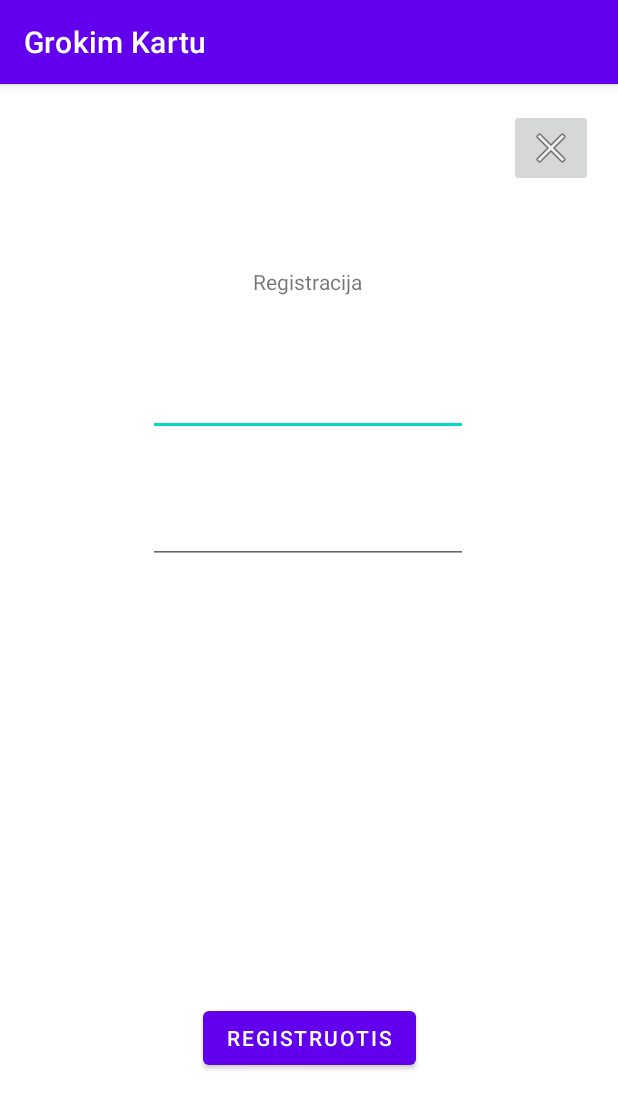
After one commit to daumantasp/grokim_kartu, an Android app: the fragment RegistrationFragment shown on its own in the app's theme, on a phone screen of 412 x 824 dp. The commit adds this screen. Shown: the top 1109 px of the screen. Run offline under Robolectric (Android 15) with nearby library versions, the phone set to English and light mode, and no system bars.

Commit message:
Add registration fragment skeleton

```diff
--- /dev/null
+++ b/app/src/main/java/com/dauma/grokimkartu/ui/registration/RegistrationFragment.kt
@@ -0,0 +1,60 @@
+package com.dauma.grokimkartu.ui.registration
+
+import android.os.Bundle
+import androidx.fragment.app.Fragment
+import android.view.LayoutInflater
+import android.view.View
+import android.view.ViewGroup
+import com.dauma.grokimkartu.R
+
+// TODO: Rename parameter arguments, choose names that match
+// the fragment initialization parameters, e.g. ARG_ITEM_NUMBER
+private const val ARG_PARAM1 = "param1"
+private const val ARG_PARAM2 = "param2"
+
+/**
+ * A simple [Fragment] subclass.
+ * Use the [RegistrationFragment.newInstance] factory method to
+ * create an instance of this fragment.
+ */
+class RegistrationFragment : Fragment() {
+    // TODO: Rename and change types of parameters
+    private var param1: String? = null
+    private var param2: String? = null
+
+    override fun onCreate(savedInstanceState: Bundle?) {
+        super.onCreate(savedInstanceState)
+        arguments?.let {
+            param1 = it.getString(ARG_PARAM1)
+            param2 = it.getString(ARG_PARAM2)
+        }
+    }
+
+    override fun onCreateView(
+        inflater: LayoutInflater, container: ViewGroup?,
+        savedInstanceState: Bundle?,
+    ): View? {
+        // Inflate the layout for this fragment
+        return inflater.inflate(R.layout.fragment_registration, container, false)
+    }
+
+    companion object {
+        /**
+         * Use this factory method to create a new instance of
+         * this fragment using the provided parameters.
+         *
+         * @param param1 Parameter 1.
+         * @param param2 Parameter 2.
+         * @return A new instance of fragment RegistrationFragment.
+         */
+        // TODO: Rename and change types and number of parameters
+        @JvmStatic
+        fun newInstance(param1: String, param2: String) =
+            RegistrationFragment().apply {
+                arguments = Bundle().apply {
+                    putString(ARG_PARAM1, param1)
+                    putString(ARG_PARAM2, param2)
+                }
+            }
+    }
+}
--- /dev/null
+++ b/app/src/main/java/com/dauma/grokimkartu/ui/registration/RegistrationView.kt
@@ -0,0 +1,4 @@
+package com.dauma.grokimkartu.ui.registration
+
+interface RegistrationView {
+}
--- /dev/null
+++ b/app/src/main/res/layout/fragment_registration.xml
@@ -0,0 +1,68 @@
+<?xml version="1.0" encoding="utf-8"?>
+<androidx.constraintlayout.widget.ConstraintLayout xmlns:android="http://schemas.android.com/apk/res/android"
+    xmlns:app="http://schemas.android.com/apk/res-auto"
+    xmlns:tools="http://schemas.android.com/tools"
+    android:id="@+id/frameLayout"
+    android:layout_width="match_parent"
+    android:layout_height="match_parent"
+    tools:context=".ui.registration.RegistrationFragment">
+
+    <ImageButton
+        android:id="@+id/closeImageButton"
+        android:layout_width="wrap_content"
+        android:layout_height="wrap_content"
+        android:src="@android:drawable/ic_menu_close_clear_cancel"
+        app:layout_constraintBottom_toBottomOf="parent"
+        app:layout_constraintEnd_toEndOf="parent"
+        app:layout_constraintHorizontal_bias="0.954"
+        app:layout_constraintStart_toStartOf="parent"
+        app:layout_constraintTop_toTopOf="parent"
+        app:layout_constraintVertical_bias="0.023" />
+
+    <TextView
+        android:id="@+id/registrationTextView"
+        android:layout_width="wrap_content"
+        android:layout_height="wrap_content"
+        android:text="@string/registration_registrationTextView"
+        app:layout_constraintBottom_toTopOf="@+id/emailEditText"
+        app:layout_constraintEnd_toEndOf="parent"
+        app:layout_constraintHorizontal_bias="0.498"
+        app:layout_constraintStart_toStartOf="parent"
+        app:layout_constraintTop_toTopOf="parent"
+        app:layout_constraintVertical_bias="0.716" />
+
+    <EditText
+        android:id="@+id/emailEditText"
+        android:layout_width="wrap_content"
+        android:layout_height="wrap_content"
+        android:layout_marginBottom="40dp"
+        android:ems="10"
+        android:inputType="textEmailAddress"
+        app:layout_constraintBottom_toTopOf="@+id/passwordEditText"
+        app:layout_constraintEnd_toEndOf="parent"
+        app:layout_constraintHorizontal_bias="0.497"
+        app:layout_constraintStart_toStartOf="parent" />
+
+    <EditText
+        android:id="@+id/passwordEditText"
+        android:layout_width="wrap_content"
+        android:layout_height="wrap_content"
+        android:layout_marginBottom="292dp"
+        android:ems="10"
+        android:inputType="textPassword"
+        app:layout_constraintBottom_toTopOf="@+id/registerButton"
+        app:layout_constraintEnd_toEndOf="parent"
+        app:layout_constraintHorizontal_bias="0.497"
+        app:layout_constraintStart_toStartOf="parent" />
+
+    <Button
+        android:id="@+id/registerButton"
+        android:layout_width="wrap_content"
+        android:layout_height="wrap_content"
+        android:layout_marginBottom="108dp"
+        android:text="@string/registration_registerButton"
+        app:layout_constraintBottom_toBottomOf="parent"
+        app:layout_constraintEnd_toEndOf="parent"
+        app:layout_constraintStart_toStartOf="parent" />
+
+</androidx.constraintlayout.widget.ConstraintLayout>
--- a/app/src/main/res/values/strings.xml
+++ b/app/src/main/res/values/strings.xml
@@ -6,4 +6,6 @@
     <string name="login_welcomeTextView">Grokim Kartu</string>
     <string name="login_loginButton">Prisijungti</string>
     <string name="login_registerTextView">Registruotis</string>
+    <string name="registration_registrationTextView">Registracija</string>
+    <string name="registration_registerButton">Registruotis</string>
 </resources>
```
